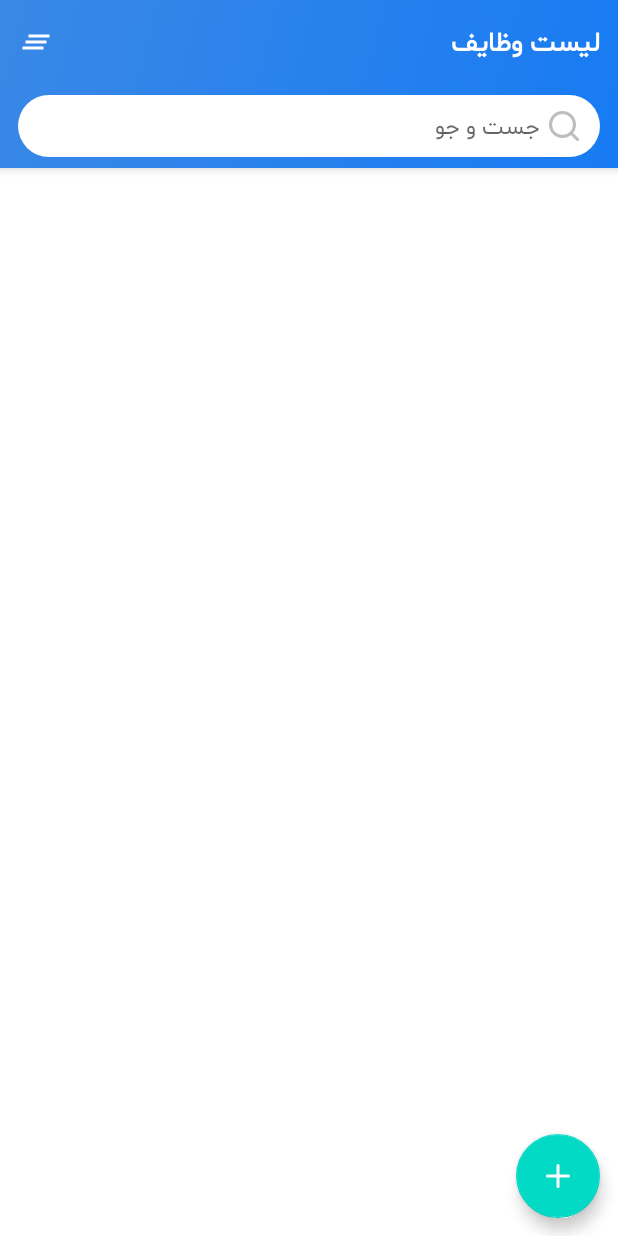
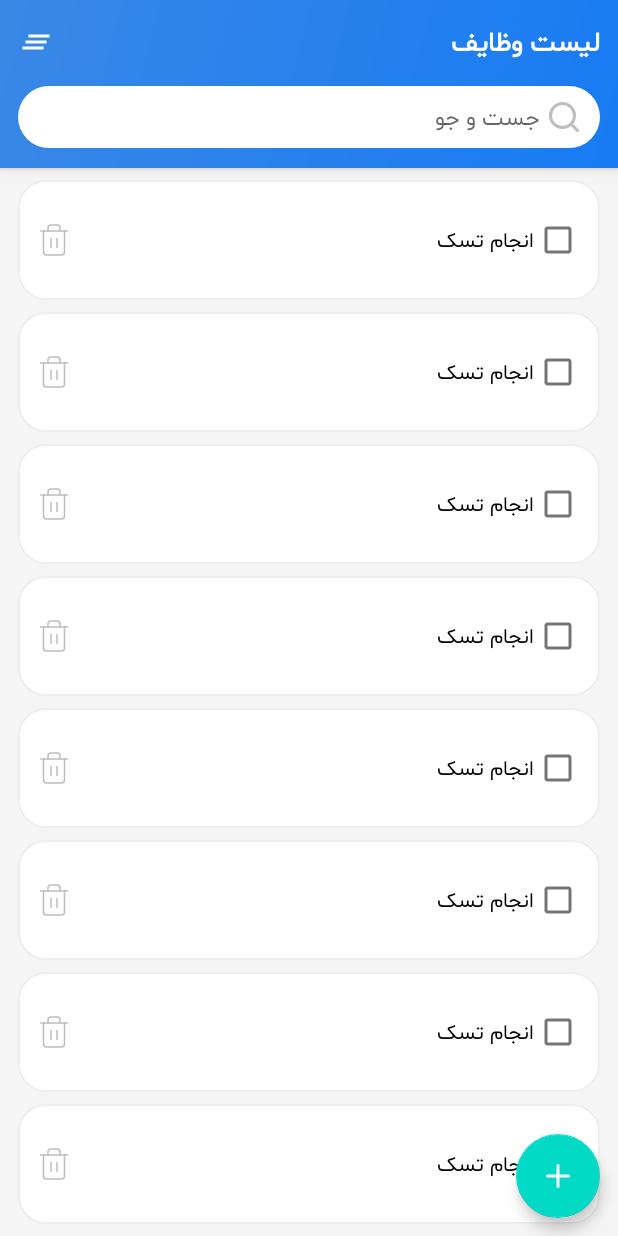
Before and after one commit to sarina-hemmatpour/ToDoListProject, an Android app: the screen it shows after launch (MainActivity), on a phone screen of 412 x 824 dp. Run offline under Robolectric (Android 15) with nearby library versions, the phone set to English and light mode, and no system bars.

Commit message:
recycler view ui

```diff
--- a/app/src/main/java/com/example/todolistproject/MainActivity.java
+++ b/app/src/main/java/com/example/todolistproject/MainActivity.java
@@ -1,6 +1,8 @@
 package com.example.todolistproject;
 
 import androidx.appcompat.app.AppCompatActivity;
+import androidx.recyclerview.widget.LinearLayoutManager;
+import androidx.recyclerview.widget.RecyclerView;
 
 import android.os.Bundle;
 
@@ -10,5 +12,9 @@ public class MainActivity extends AppCompatActivity {
     protected void onCreate(Bundle savedInstanceState) {
         super.onCreate(savedInstanceState);
         setContentView(R.layout.activity_main);
+
+        RecyclerView rvTaskList=findViewById(R.id.rv_main_list);
+        rvTaskList.setLayoutManager(new LinearLayoutManager(this , RecyclerView.VERTICAL , false));
+        rvTaskList.setAdapter(new TaskAdapter());
     }
 }
--- /dev/null
+++ b/app/src/main/java/com/example/todolistproject/Task.java
@@ -0,0 +1,37 @@
+package com.example.todolistproject;
+
+public class Task {
+    private long id;
+    private String title;
+    private boolean isDone;
+
+    public Task(long id, String title, boolean isDone) {
+        this.id = id;
+        this.title = title;
+        this.isDone = isDone;
+    }
+
+    public long getId() {
+        return id;
+    }
+
+    public void setId(long id) {
+        this.id = id;
+    }
+
+    public String getTitle() {
+        return title;
+    }
+
+    public void setTitle(String title) {
+        this.title = title;
+    }
+
+    public boolean isDone() {
+        return isDone;
+    }
+
+    public void setDone(boolean done) {
+        isDone = done;
+    }
+}
--- /dev/null
+++ b/app/src/main/java/com/example/todolistproject/TaskAdapter.java
@@ -0,0 +1,36 @@
+package com.example.todolistproject;
+
+import android.view.LayoutInflater;
+import android.view.View;
+import android.view.ViewGroup;
+
+import androidx.annotation.NonNull;
+import androidx.recyclerview.widget.RecyclerView;
+
+public class TaskAdapter extends RecyclerView.Adapter<TaskAdapter.TaskViewHolder> {
+
+
+    @NonNull
+    @Override
+    public TaskViewHolder onCreateViewHolder(@NonNull ViewGroup parent, int viewType) {
+        return new TaskViewHolder(LayoutInflater.from(parent.getContext()).inflate(R.layout.item_task , parent , false));
+    }
+
+    @Override
+    public void onBindViewHolder(@NonNull TaskViewHolder holder, int position) {
+
+    }
+
+    @Override
+    public int getItemCount() {
+        return 20;
+    }
+
+    public class TaskViewHolder extends RecyclerView.ViewHolder{
+
+        public TaskViewHolder(@NonNull View itemView) {
+            super(itemView);
+        }
+    }
+
+}
--- /dev/null
+++ b/app/src/main/res/drawable/background_item_task.xml
@@ -0,0 +1,7 @@
+<?xml version="1.0" encoding="utf-8"?>
+<shape xmlns:android="http://schemas.android.com/apk/res/android"
+    android:shape="rectangle">
+    <corners android:radius="18dp"/>
+    <solid android:color="@color/white"/>
+    <stroke android:color="@color/gray200" android:width="1dp"/>
+</shape>
--- a/app/src/main/res/layout/activity_main.xml
+++ b/app/src/main/res/layout/activity_main.xml
@@ -4,7 +4,8 @@
     xmlns:tools="http://schemas.android.com/tools"
     android:layout_width="match_parent"
     android:layout_height="match_parent"
-    tools:context=".MainActivity">
+    tools:context=".MainActivity"
+    android:background="@color/gray100">
 
     <com.google.android.material.appbar.AppBarLayout
         android:layout_width="match_parent"
@@ -42,6 +43,7 @@
             android:layout_height="56dp"
             android:paddingStart="12dp"
             android:paddingEnd="12dp"
+            android:paddingBottom="12dp"
             android:layoutDirection="rtl">
 
             <EditText
--- /dev/null
+++ b/app/src/main/res/layout/item_task.xml
@@ -0,0 +1,25 @@
+<?xml version="1.0" encoding="utf-8"?>
+<FrameLayout xmlns:android="http://schemas.android.com/apk/res/android"
+    android:layout_width="match_parent"
+    android:layout_height="wrap_content"
+    android:layoutDirection="rtl"
+    android:background="@drawable/background_item_task"
+    android:paddingTop="16dp"
+    android:paddingBottom="16dp"
+    android:paddingStart="12dp"
+    android:paddingEnd="12dp"
+    android:layout_marginTop="4dp"
+    android:layout_marginBottom="4dp">
+
+    <CheckBox
+        android:layout_width="wrap_content"
+        android:layout_height="wrap_content"
+        android:text="انجام تسک"/>
+
+    <ImageView
+        android:layout_width="wrap_content"
+        android:layout_height="36dp"
+        android:layout_gravity="end|center_vertical"
+        android:src="@drawable/ic_delete_24dp" />
+
+</FrameLayout>
--- a/app/src/main/res/values/colors.xml
+++ b/app/src/main/res/values/colors.xml
@@ -17,4 +17,6 @@
     <color name="white">#fff</color>
     <color name="gray400">#bdbdbd</color>
     <color name="gray500">#9e9e9e</color>
+    <color name="gray200">#eee</color>
+    <color name="gray100">#f5f5f5</color>
 </resources>
```
